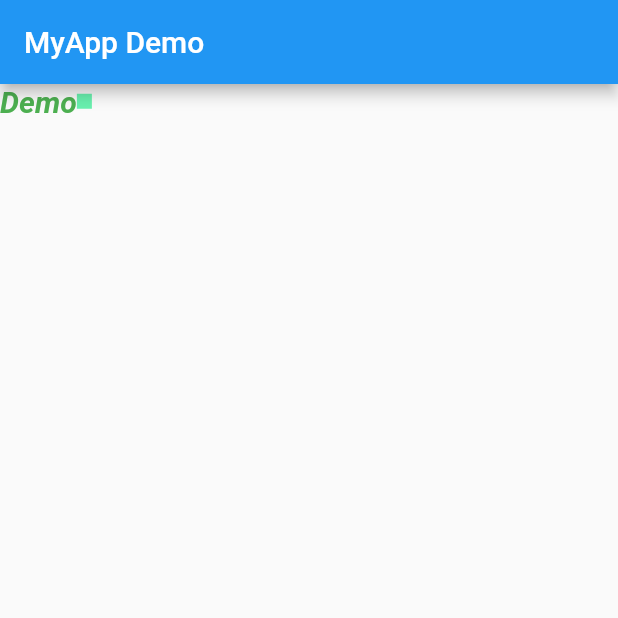
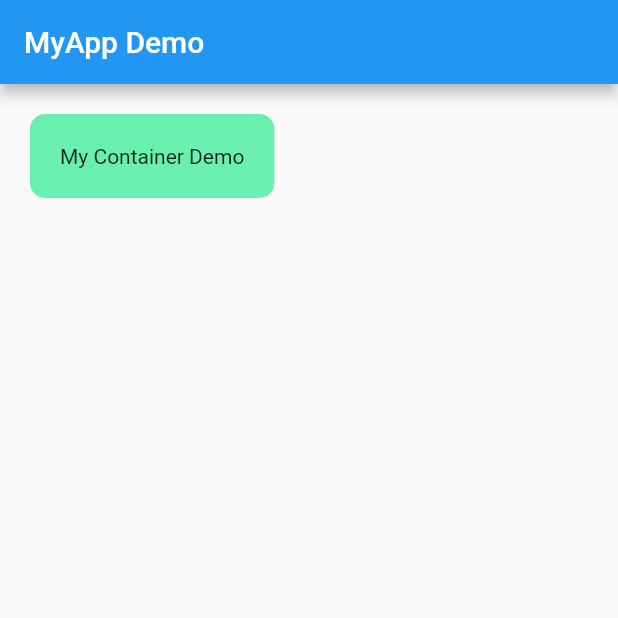
Before and after one commit to timmy61109/Interview-flutter-implement, a Flutter app: the screen it shows after launch, on a phone screen of 412 x 824 dp, the top half of it. Run offline on Flutter 3.47's test engine with Material 2 defaults, Android fonts, the phone set to English and light mode, and no system bars.

Commit message:
此提交將再次更新範例
修改項目:

可以設計框框大小與形狀

模組:

議題

```diff
--- a/lib/main.dart
+++ b/lib/main.dart
@@ -13,26 +13,20 @@ void main() => runApp(MaterialApp(
 class HomePage extends StatelessWidget{
   @override
   Widget build(BuildContext context) {
+    // debugPaintSizeEnabled = true;
     return Scaffold(
       appBar: new AppBar(
         title: Text('MyApp Demo'),
       ) ,
-      body: Row(children: <Widget>[
-        Text(
-          'Demo',
-          style: TextStyle(
-            fontSize: 20.0,
-            fontWeight: FontWeight.w700,
-            color: Colors.green,
-            fontStyle: FontStyle.italic
-          ),
+      body: Container(
+        child: Text('My Container Demo'),
+        padding: EdgeInsets.all(20.0),
+        margin: EdgeInsets.all(20.0),
+        decoration: BoxDecoration(
+          color: Colors.greenAccent,
+          borderRadius: BorderRadius.circular(10)
         ),
-        Container(
-          color: Colors.greenAccent,
-          width: 10.0,
-          height: 10.0,
-        )
-      ],),
+      )
     );
   }
 }
```
